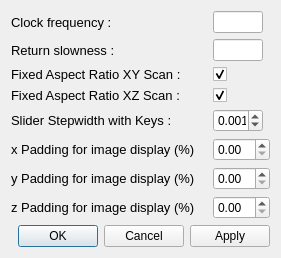
Ulm-IQO/qudi, file gui/Confocal/ConfocalSettingsUI.ui: the form before one commit.
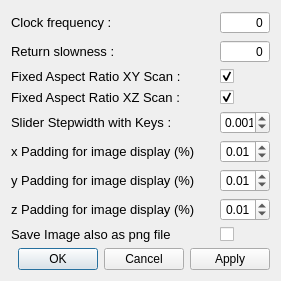
The form after the commit.

```diff
--- a/gui/Confocal/ConfocalSettingsUI.ui
+++ b/gui/Confocal/ConfocalSettingsUI.ui
@@ -16,31 +16,6 @@
   <layout class="QGridLayout" name="gridLayout_2">
    <item row="0" column="1">
     <layout class="QGridLayout" name="gridLayout">
-     <item row="4" column="1">
-      <widget class="QDoubleSpinBox" name="slider_stepwidth_InputWidget">
-       <property name="maximumSize">
-        <size>
-         <width>50</width>
-         <height>16777215</height>
-        </size>
-       </property>
-       <property name="buttonSymbols">
-        <enum>QAbstractSpinBox::UpDownArrows</enum>
-       </property>
-       <property name="accelerated">
-        <bool>true</bool>
-       </property>
-       <property name="decimals">
-        <number>3</number>
-       </property>
-       <property name="singleStep">
-        <double>0.000000000000000</double>
-       </property>
-       <property name="value">
-        <double>0.001000000000000</double>
-       </property>
-      </widget>
-     </item>
      <item row="3" column="0">
       <widget class="QLabel" name="label_4">
        <property name="font">
@@ -53,6 +28,42 @@
        </property>
       </widget>
      </item>
+     <item row="1" column="0">
+      <widget class="QLabel" name="label_2">
+       <property name="font">
+        <font>
+         <pointsize>10</pointsize>
+        </font>
+       </property>
+       <property name="text">
+        <string>Return slowness :</string>
+       </property>
+      </widget>
+     </item>
+     <item row="0" column="0">
+      <widget class="QLabel" name="label">
+       <property name="font">
+        <font>
+         <pointsize>10</pointsize>
+        </font>
+       </property>
+       <property name="text">
+        <string>Clock frequency :</string>
+       </property>
+      </widget>
+     </item>
+     <item row="6" column="0">
+      <widget class="QLabel" name="label_7">
+       <property name="font">
+        <font>
+         <pointsize>10</pointsize>
+        </font>
+       </property>
+       <property name="text">
+        <string>y Padding for image display (%)</string>
+       </property>
+      </widget>
+     </item>
      <item row="4" column="0">
       <widget class="QLabel" name="label_5">
        <property name="font">
@@ -65,11 +76,17 @@
        </property>
       </widget>
      </item>
-     <item row="3" column="1">
+     <item row="3" column="2">
       <widget class="QCheckBox" name="fixed_aspect_xz_checkBox">
+       <property name="sizePolicy">
+        <sizepolicy hsizetype="Expanding" vsizetype="Fixed">
+         <horstretch>0</horstretch>
+         <verstretch>0</verstretch>
+        </sizepolicy>
+       </property>
        <property name="maximumSize">
         <size>
-         <width>30</width>
+         <width>50</width>
          <height>16777215</height>
         </size>
        </property>
@@ -81,20 +98,20 @@
        </property>
       </widget>
      </item>
-     <item row="2" column="1">
+     <item row="2" column="2">
       <widget class="QCheckBox" name="fixed_aspect_xy_checkBox">
        <property name="enabled">
         <bool>true</bool>
        </property>
        <property name="sizePolicy">
-        <sizepolicy hsizetype="Minimum" vsizetype="Fixed">
+        <sizepolicy hsizetype="Expanding" vsizetype="Fixed">
          <horstretch>0</horstretch>
          <verstretch>0</verstretch>
         </sizepolicy>
        </property>
        <property name="maximumSize">
         <size>
-         <width>20</width>
+         <width>50</width>
          <height>16777215</height>
         </size>
        </property>
@@ -115,80 +132,28 @@
        </property>
       </widget>
      </item>
-     <item row="2" column="0">
-      <widget class="QLabel" name="label_3">
-       <property name="font">
-        <font>
-         <pointsize>10</pointsize>
-        </font>
+     <item row="7" column="2">
+      <widget class="QDoubleSpinBox" name="z_padding_InputWidget">
+       <property name="sizePolicy">
+        <sizepolicy hsizetype="Expanding" vsizetype="Fixed">
+         <horstretch>0</horstretch>
+         <verstretch>0</verstretch>
+        </sizepolicy>
        </property>
-       <property name="text">
-        <string>Fixed Aspect Ratio XY Scan :</string>
-       </property>
-      </widget>
-     </item>
-     <item row="0" column="1">
-      <widget class="QLineEdit" name="clock_frequency_InputWidget">
        <property name="maximumSize">
         <size>
          <width>50</width>
          <height>16777215</height>
         </size>
        </property>
-      </widget>
-     </item>
-     <item row="1" column="0">
-      <widget class="QLabel" name="label_2">
-       <property name="font">
-        <font>
-         <pointsize>10</pointsize>
-        </font>
+       <property name="alignment">
+        <set>Qt::AlignRight|Qt::AlignTrailing|Qt::AlignVCenter</set>
        </property>
-       <property name="text">
-        <string>Return slowness :</string>
+       <property name="value">
+        <double>0.010000000000000</double>
        </property>
       </widget>
      </item>
-     <item row="0" column="0">
-      <widget class="QLabel" name="label">
-       <property name="font">
-        <font>
-         <pointsize>10</pointsize>
-        </font>
-       </property>
-       <property name="text">
-        <string>Clock frequency :</string>
-       </property>
-      </widget>
-     </item>
-     <item row="1" column="1">
-      <widget class="QLineEdit" name="return_slowness_InputWidget">
-       <property name="maximumSize">
-        <size>
-         <width>50</width>
-         <height>16777215</height>
-        </size>
-       </property>
-      </widget>
-     </item>
-     <item row="6" column="0">
-      <widget class="QLabel" name="label_7">
-       <property name="font">
-        <font>
-         <pointsize>10</pointsize>
-        </font>
-       </property>
-       <property name="text">
-        <string>y Padding for image display (%)</string>
-       </property>
-      </widget>
-     </item>
-     <item row="5" column="1">
-      <widget class="QDoubleSpinBox" name="x_padding_InputWidget"/>
-     </item>
-     <item row="6" column="1">
-      <widget class="QDoubleSpinBox" name="y_padding_InputWidget"/>
-     </item>
      <item row="5" column="0">
       <widget class="QLabel" name="label_6">
        <property name="font">
@@ -201,8 +166,51 @@
        </property>
       </widget>
      </item>
-     <item row="7" column="1">
-      <widget class="QDoubleSpinBox" name="z_padding_InputWidget"/>
+     <item row="4" column="2">
+      <widget class="QDoubleSpinBox" name="slider_stepwidth_InputWidget">
+       <property name="sizePolicy">
+        <sizepolicy hsizetype="Expanding" vsizetype="Fixed">
+         <horstretch>0</horstretch>
+         <verstretch>0</verstretch>
+        </sizepolicy>
+       </property>
+       <property name="maximumSize">
+        <size>
+         <width>50</width>
+         <height>16777215</height>
+        </size>
+       </property>
+       <property name="alignment">
+        <set>Qt::AlignRight|Qt::AlignTrailing|Qt::AlignVCenter</set>
+       </property>
+       <property name="buttonSymbols">
+        <enum>QAbstractSpinBox::UpDownArrows</enum>
+       </property>
+       <property name="accelerated">
+        <bool>true</bool>
+       </property>
+       <property name="decimals">
+        <number>3</number>
+       </property>
+       <property name="singleStep">
+        <double>0.000000000000000</double>
+       </property>
+       <property name="value">
+        <double>0.001000000000000</double>
+       </property>
+      </widget>
+     </item>
+     <item row="2" column="0">
+      <widget class="QLabel" name="label_3">
+       <property name="font">
+        <font>
+         <pointsize>10</pointsize>
+        </font>
+       </property>
+       <property name="text">
+        <string>Fixed Aspect Ratio XY Scan :</string>
+       </property>
+      </widget>
      </item>
      <item row="7" column="0">
       <widget class="QLabel" name="label_8">
@@ -216,6 +224,137 @@
        </property>
       </widget>
      </item>
+     <item row="5" column="2">
+      <widget class="QDoubleSpinBox" name="x_padding_InputWidget">
+       <property name="sizePolicy">
+        <sizepolicy hsizetype="Expanding" vsizetype="Fixed">
+         <horstretch>0</horstretch>
+         <verstretch>0</verstretch>
+        </sizepolicy>
+       </property>
+       <property name="maximumSize">
+        <size>
+         <width>50</width>
+         <height>16777215</height>
+        </size>
+       </property>
+       <property name="alignment">
+        <set>Qt::AlignRight|Qt::AlignTrailing|Qt::AlignVCenter</set>
+       </property>
+       <property name="value">
+        <double>0.010000000000000</double>
+       </property>
+      </widget>
+     </item>
+     <item row="6" column="2">
+      <widget class="QDoubleSpinBox" name="y_padding_InputWidget">
+       <property name="sizePolicy">
+        <sizepolicy hsizetype="Expanding" vsizetype="Fixed">
+         <horstretch>0</horstretch>
+         <verstretch>0</verstretch>
+        </sizepolicy>
+       </property>
+       <property name="maximumSize">
+        <size>
+         <width>50</width>
+         <height>16777215</height>
+        </size>
+       </property>
+       <property name="alignment">
+        <set>Qt::AlignRight|Qt::AlignTrailing|Qt::AlignVCenter</set>
+       </property>
+       <property name="accelerated">
+        <bool>true</bool>
+       </property>
+       <property name="value">
+        <double>0.010000000000000</double>
+       </property>
+      </widget>
+     </item>
+     <item row="0" column="2">
+      <widget class="QSpinBox" name="clock_frequency_InputWidget">
+       <property name="sizePolicy">
+        <sizepolicy hsizetype="Expanding" vsizetype="Fixed">
+         <horstretch>0</horstretch>
+         <verstretch>0</verstretch>
+        </sizepolicy>
+       </property>
+       <property name="maximumSize">
+        <size>
+         <width>50</width>
+         <height>16777215</height>
+        </size>
+       </property>
+       <property name="alignment">
+        <set>Qt::AlignRight|Qt::AlignTrailing|Qt::AlignVCenter</set>
+       </property>
+       <property name="buttonSymbols">
+        <enum>QAbstractSpinBox::NoButtons</enum>
+       </property>
+       <property name="accelerated">
+        <bool>true</bool>
+       </property>
+      </widget>
+     </item>
+     <item row="1" column="2">
+      <widget class="QSpinBox" name="return_slowness_InputWidget">
+       <property name="sizePolicy">
+        <sizepolicy hsizetype="Expanding" vsizetype="Fixed">
+         <horstretch>0</horstretch>
+         <verstretch>0</verstretch>
+        </sizepolicy>
+       </property>
+       <property name="maximumSize">
+        <size>
+         <width>50</width>
+         <height>16777215</height>
+        </size>
+       </property>
+       <property name="alignment">
+        <set>Qt::AlignRight|Qt::AlignTrailing|Qt::AlignVCenter</set>
+       </property>
+       <property name="buttonSymbols">
+        <enum>QAbstractSpinBox::NoButtons</enum>
+       </property>
+       <property name="accelerated">
+        <bool>true</bool>
+       </property>
+      </widget>
+     </item>
+     <item row="8" column="2">
+      <widget class="QCheckBox" name="savePNG_checkBox">
+       <property name="sizePolicy">
+        <sizepolicy hsizetype="Expanding" vsizetype="Fixed">
+         <horstretch>0</horstretch>
+         <verstretch>0</verstretch>
+        </sizepolicy>
+       </property>
+       <property name="maximumSize">
+        <size>
+         <width>50</width>
+         <height>16777215</height>
+        </size>
+       </property>
+       <property name="toolTip">
+        <string>&lt;html&gt;&lt;head/&gt;&lt;body&gt;&lt;p&gt;&lt;span style=&quot; font-size:10pt; font-weight:600;&quot;&gt;If you have pressed the save&lt;br&gt;routine in the Menu Bar,&lt;br&gt;with the svg file a png&lt;br&gt;file will be saved.&lt;/span&gt;&lt;/p&gt;&lt;/body&gt;&lt;/html&gt;</string>
+       </property>
+       <property name="text">
+        <string/>
+       </property>
+      </widget>
+     </item>
+     <item row="8" column="0">
+      <widget class="QLabel" name="label_9">
+       <property name="font">
+        <font>
+         <pointsize>10</pointsize>
+        </font>
+       </property>
+       <property name="text">
+        <string>Save Image also as png file</string>
+       </property>
+      </widget>
+     </item>
     </layout>
    </item>
    <item row="1" column="1">
```
